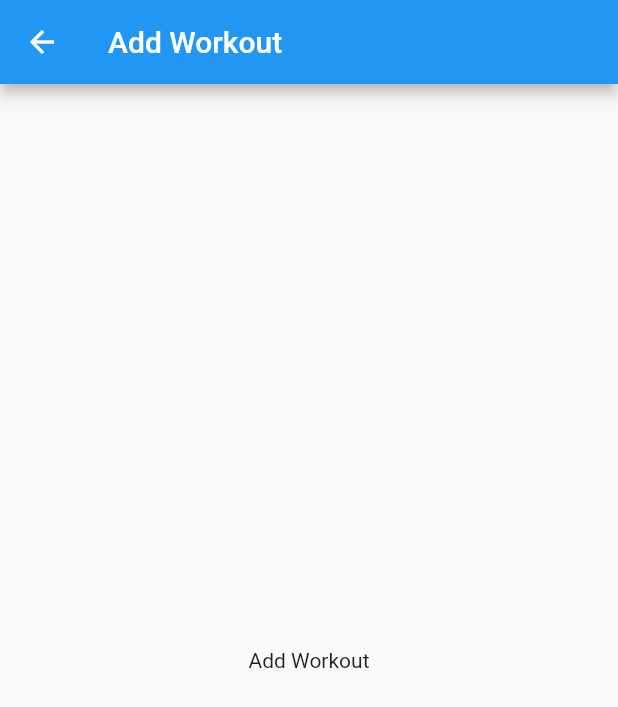
After one commit to gmadharh/mobile_computing, a Flutter app: the AddWorkoutPage screen opened directly, on a phone screen of 412 x 824 dp. The commit adds this screen. Shown: the top 707 px of the screen. Run offline on Flutter 3.47's test engine with Material 2 defaults, Android fonts, the light colour scheme and no system bars.

Commit message:
added AddWorkoutPage placeholder for FAB

```diff
--- /dev/null
+++ b/lib/pages/add_workout.dart
@@ -0,0 +1,19 @@
+import 'dart:math';
+
+import 'package:flutter/material.dart';
+
+class AddWorkoutPage extends StatefulWidget {
+  const AddWorkoutPage({Key? key}) : super(key: key);
+
+  @override
+  State<AddWorkoutPage> createState() => _AddWorkoutPageState();
+}
+
+class _AddWorkoutPageState extends State<AddWorkoutPage> {
+  Widget build(BuildContext context) => Scaffold(
+        appBar: AppBar(
+          title: const Text("Add Workout"),
+        ),
+        body: Center(child: Text("Add Workout")),
+      );
+}
```
Also changed, not shown: lib/pages/workouts.dart (+5 -2 lines).
